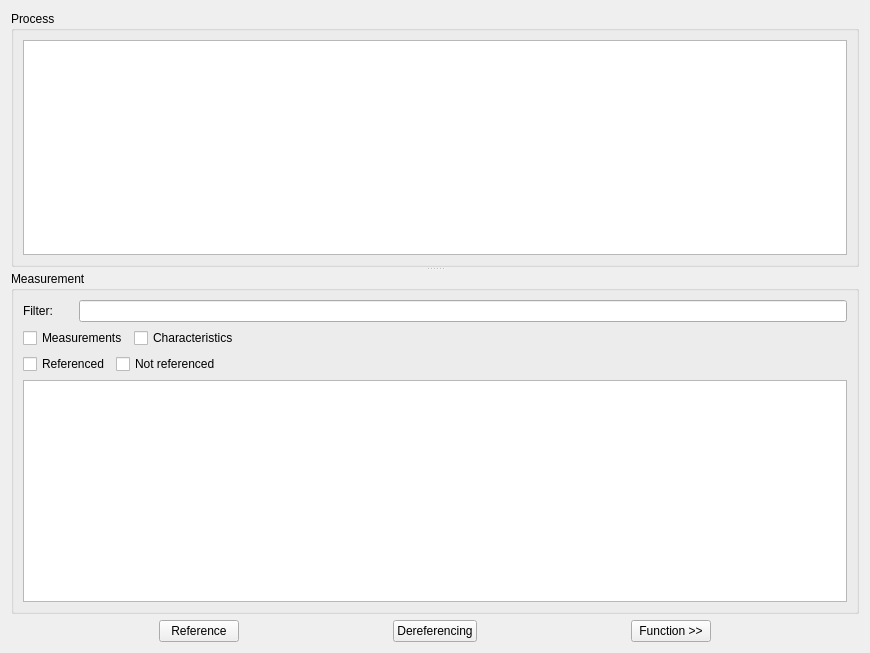
Qt form Src/GUI/Qt/Dialog/A2LSelectWidget.ui (eclipse-openxilenv/openxilenv) before a commit.
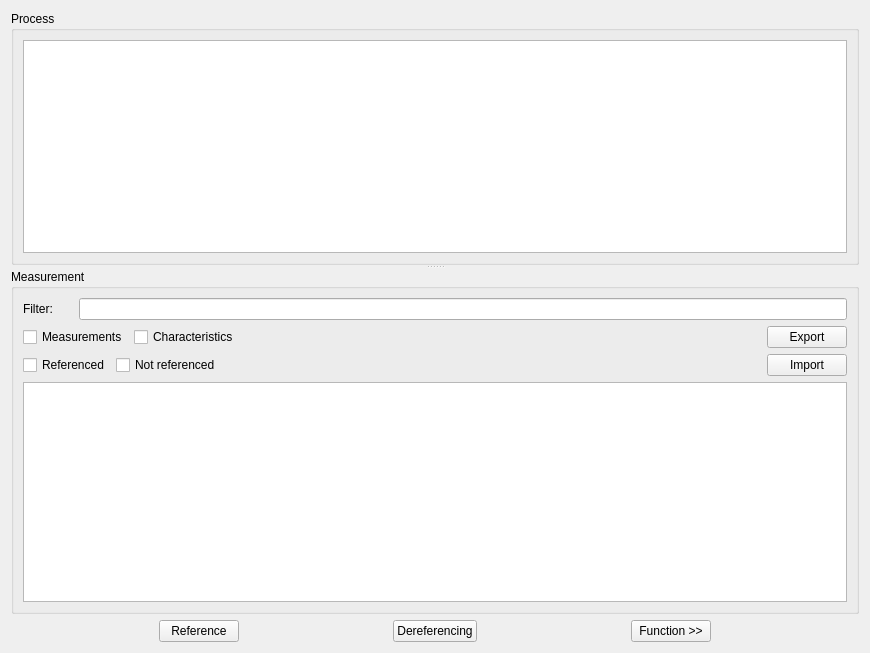
The same form after that commit.

```diff
--- a/Src/GUI/Qt/Dialog/A2LSelectWidget.ui
+++ b/Src/GUI/Qt/Dialog/A2LSelectWidget.ui
@@ -109,6 +109,13 @@
             </property>
            </spacer>
           </item>
+          <item>
+           <widget class="QPushButton" name="ExportPushButton">
+            <property name="text">
+             <string>Export</string>
+            </property>
+           </widget>
+          </item>
          </layout>
         </item>
         <item>
@@ -140,6 +147,13 @@
             </property>
            </spacer>
           </item>
+          <item>
+           <widget class="QPushButton" name="ImportPushButton">
+            <property name="text">
+             <string>Import</string>
+            </property>
+           </widget>
+          </item>
          </layout>
         </item>
         <item>
```
